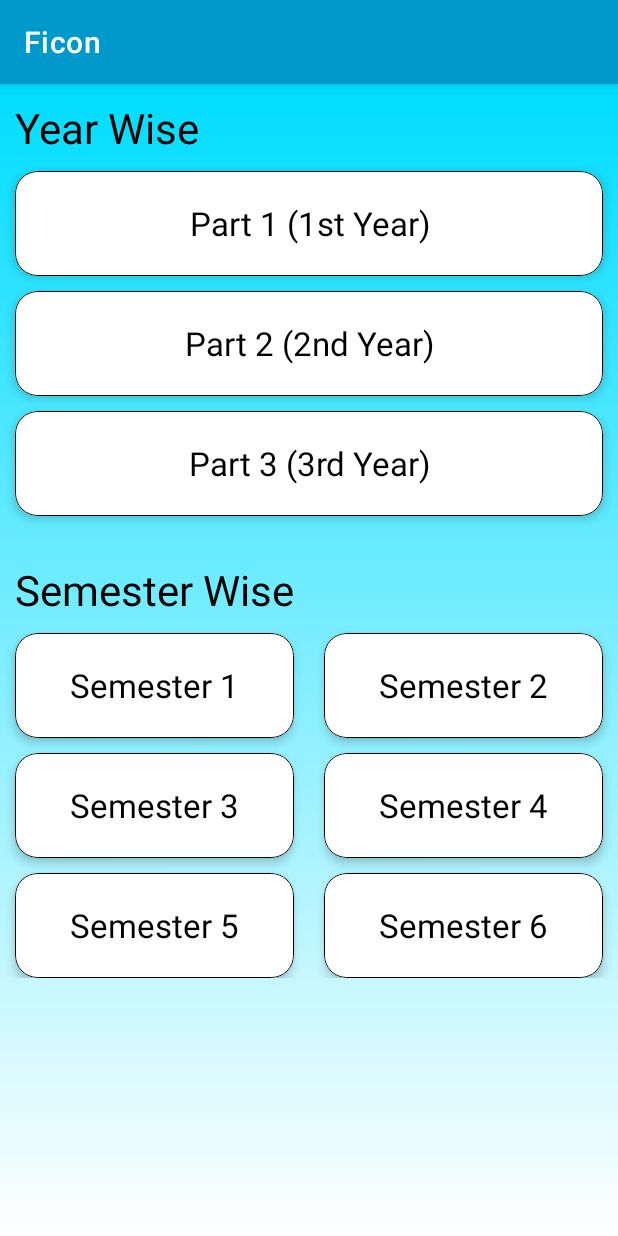
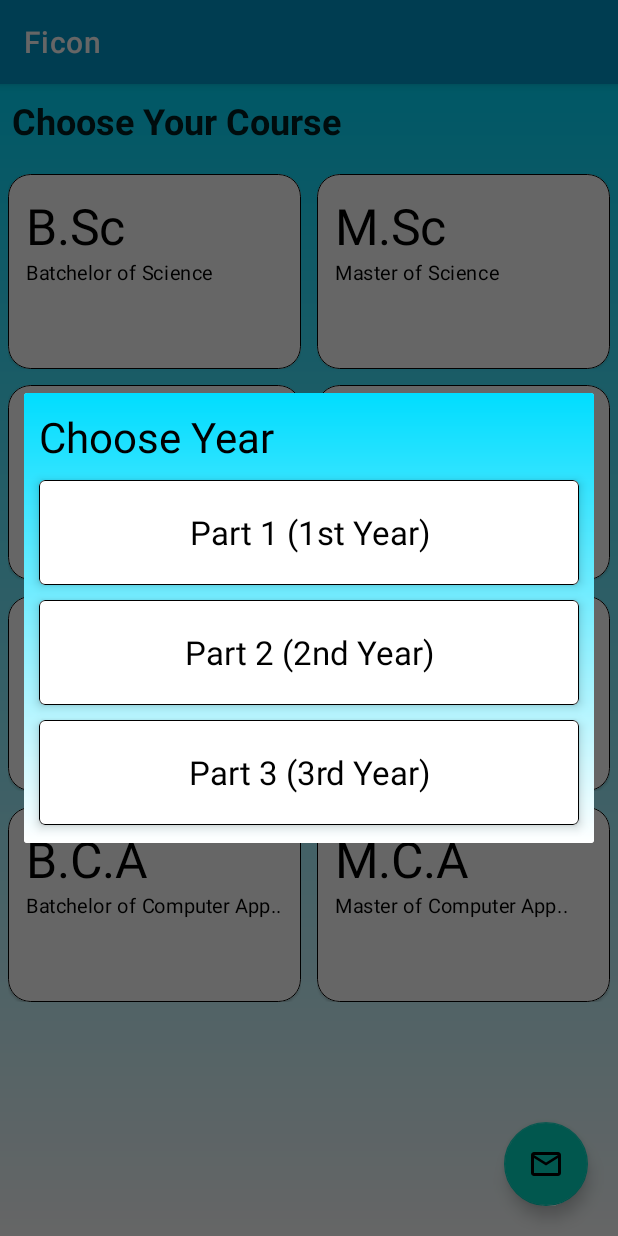
Before and after one commit to vashuguptasd/Ficon, an Android app: the screen it shows after launch (MainActivity), after a tap on "B.Sc", on a phone screen of 412 x 824 dp. Run offline under Robolectric (Android 15) with nearby library versions, the phone set to English and light mode, and no system bars; our stand-ins replace Firebase (no records; nobody signed in at launch, a user with empty details on screens opened directly), data binding; libraries missing offline, so code that uses them is left out: com.downloader; Roboto replaces fonts that are not available here.

Commit message:
Using dialog fragment instead of Fragment (frag still available)

```diff
--- /dev/null
+++ b/app/src/main/java/com/example/ficon/asking_coarse_fragments/asking_year_dialog/AskingYearDialog.kt
@@ -0,0 +1,82 @@
+package com.example.ficon.asking_coarse_fragments.asking_year_dialog
+
+import android.app.AlertDialog
+import android.app.Dialog
+import android.os.Bundle
+import android.view.View
+import android.widget.Toast
+import androidx.fragment.app.DialogFragment
+import androidx.fragment.app.activityViewModels
+import androidx.navigation.fragment.findNavController
+import com.example.ficon.R
+import com.example.ficon.asking_coarse_fragments.viewmodel.SharedViewModel
+import com.example.ficon.databinding.DialogBoxLayoutBinding
+import com.example.ficon.databinding.FragmentAskingYearBinding
+
+class AskingYearDialog : DialogFragment() {
+    private lateinit var binding : FragmentAskingYearBinding
+    private val viewModel: SharedViewModel by activityViewModels()
+
+    override fun onCreateDialog(savedInstanceState: Bundle?): Dialog {
+        return activity?.let { fragmentActivity ->
+            val builder = AlertDialog.Builder(fragmentActivity)
+            // Get the layout inflater
+            val inflater = requireActivity().layoutInflater;
+            binding = FragmentAskingYearBinding.inflate(layoutInflater)
+
+            val views = listOf(
+
+                    binding.partOneTextView,
+                    binding.partTwoTextView,
+                    binding.partThreeTextView,
+                    binding.sem1TextView,
+                    binding.sem2TextView,
+                    binding.sem3TextView,
+                    binding.sem4TextView,
+                    binding.sem5TextView,
+                    binding.sem6TextView
+            )
+
+            views.forEach {
+                val text = it.text
+                it.setOnClickListener {
+                    viewModel.updateYear(text.toString())
+                    findNavController().navigate(R.id.action_askingCoarseFragment_to_subjectFragment)
+                    Toast.makeText(activity,text.toString(), Toast.LENGTH_SHORT).show()
+
+                }
+            }
+
+
+            // hiding sem in Batchelor and Part in Masters subject
+            val coarse = viewModel.mCoarseSelected
+            if (coarse=="B.Sc"||coarse=="B.A"||coarse=="B.Com"||coarse=="B.C.A"){
+                hideSemester()
+            }else{
+                hideParts()
+            }
+
+
+            builder.setView(binding.root)
+            builder.create()
+        } ?: throw IllegalStateException("Activity cannot be null")
+    }
+
+
+    private fun hideParts() {
+        binding.cardView.visibility = View.GONE
+        binding.cardView2.visibility = View.GONE
+        binding.cardView3.visibility = View.GONE
+        binding.textView.visibility = View.GONE
+    }
+
+    private fun hideSemester() {
+        binding.textView3.visibility = View.GONE
+        binding.cardView4.visibility = View.GONE
+        binding.cardView5.visibility = View.GONE
+        binding.cardView6.visibility = View.GONE
+        binding.cardView7.visibility = View.GONE
+        binding.cardView8.visibility = View.GONE
+        binding.cardView9.visibility = View.GONE
+    }
+}
--- a/app/src/main/java/com/example/ficon/asking_coarse_fragments/coarse_fragment/AskingCoarseFragment.kt
+++ b/app/src/main/java/com/example/ficon/asking_coarse_fragments/coarse_fragment/AskingCoarseFragment.kt
@@ -1,6 +1,8 @@
 package com.example.ficon.asking_coarse_fragments.coarse_fragment
 
 import android.app.Application
+import android.content.Intent
+import android.net.Uri
 import android.os.Bundle
 import android.view.LayoutInflater
 import android.view.View
@@ -14,14 +16,16 @@ import com.example.ficon.R
 import com.example.ficon.asking_coarse_fragments.adapter_and_dataClass.ClickListener
 import com.example.ficon.asking_coarse_fragments.adapter_and_dataClass.CoarseDataClass
 import com.example.ficon.asking_coarse_fragments.adapter_and_dataClass.CoarseFragmentRecyclerViewAdapter
+import com.example.ficon.asking_coarse_fragments.asking_year_dialog.AskingYearDialog
+import com.example.ficon.asking_coarse_fragments.dialog_box.DialogBox
 import com.example.ficon.asking_coarse_fragments.viewmodel.SharedViewModel
 import com.example.ficon.databinding.FragmentAskingCoarseBinding
 
 class AskingCoarseFragment : Fragment() {
 
-    private val viewModel : SharedViewModel by activityViewModels()
+    private val viewModel: SharedViewModel by activityViewModels()
 
-    private lateinit var binding : FragmentAskingCoarseBinding
+    private lateinit var binding: FragmentAskingCoarseBinding
     override fun onCreateView(
             inflater: LayoutInflater, container: ViewGroup?,
             savedInstanceState: Bundle?
@@ -37,10 +41,13 @@ class AskingCoarseFragment : Fragment() {
 
     private fun FragmentAskingCoarseBinding.setUpRecyclerView(application: Application?): View {
         val recyclerView = chooseCoarseRecyclerView
-        val adapter = CoarseFragmentRecyclerViewAdapter(33,13, ClickListener {
+        val adapter = CoarseFragmentRecyclerViewAdapter(33, 13, ClickListener {
             viewModel.updateCoarse(it)
-            Toast.makeText(activity,it,Toast.LENGTH_SHORT).show()
-            findNavController().navigate(R.id.action_askingCoarseFragment_to_askingYearFragment)
+            Toast.makeText(activity, it, Toast.LENGTH_SHORT).show()
+//            findNavController().navigate(R.id.action_askingCoarseFragment_to_askingYearFragment)
+            val dialogBox = AskingYearDialog()
+            dialogBox.show(childFragmentManager,"dialog")
+
         })
 
         recyclerView.adapter = adapter
@@ -53,66 +60,32 @@ class AskingCoarseFragment : Fragment() {
                         CoarseDataClass("B.Com", "Batchelor of Commerce"),
                         CoarseDataClass("M.Com", "Master of Commerce"),
                         CoarseDataClass("B.C.A", "Batchelor of Computer App.."),
-                CoarseDataClass("M.C.A", "Master of Computer App.."),
-                CoarseDataClass("B.Tech", "Bachelor of Technology"),
-                CoarseDataClass("M.Tech", "Master of Technology"),
-                CoarseDataClass("BBA", "Bachelors of Business Admin.."),
-                CoarseDataClass("MBA", "Master of Business Admin.."),
-                CoarseDataClass("LLB", "Bachelor of Laws"),
-                CoarseDataClass("LLM", "Master of Laws"),
-                CoarseDataClass("B.Pharma", "Bachelor of Pharmacy"),
-                CoarseDataClass("M.Pharma", "Master of Pharmacy"),
-                CoarseDataClass("D.Pharma", "Diploma in Pharmacy"),
-                CoarseDataClass("B.ED", "Bachelor in Education"),
-                CoarseDataClass("BE", "Bachelor of Engineering"),
-                CoarseDataClass("ME", "Master of Engineering"),
-                CoarseDataClass("BSW ", "Bachelor of Social Work."),
-                CoarseDataClass("MSW", "Master of Social Work "),
-                CoarseDataClass("BPE", "Bachelor in Physical Edu.."),
-                CoarseDataClass("MPE", "Master in Physical Edu.."),
-                CoarseDataClass("BA-LLB", "Bachelor of Legislative Law"),
-                CoarseDataClass("BHSC", "Bachelor of Health Science."),
-                CoarseDataClass("BPED", "Master of Physical Education"),
-                CoarseDataClass("BVOC", "Bachelor of Vocation"),
-                CoarseDataClass("DIPLOMA", "Development and Improvement  "),
-                CoarseDataClass("MED", " Masters in Education"),
-                CoarseDataClass("MPED", "Master of Physical Education"),
-                CoarseDataClass("MPHIL", "Master of Philosophy"),
-                CoarseDataClass("SHASTRI", "Shastri"),
-                CoarseDataClass("ACHARYA", "Aacharya"),
+                        CoarseDataClass("M.C.A", "Master of Computer App..")
+
 
                 )
         )
-        recyclerView.layoutManager = GridLayoutManager(application,2)
+        recyclerView.layoutManager = GridLayoutManager(application, 2)
         lifecycleOwner = lifecycleOwner
 
-
+        // setting up floating action button
+        binding.floatingActionButton.setOnClickListener {
+            sendEmailIntent()
+        }
         return binding.root
     }
 
 
-
-
-
-
-
-
-
-
-
-
-
-
-
-//    private fun sendEmailIntent() {
-//        val emailIntent = Intent(
-//            Intent.ACTION_SENDTO, Uri.fromParts(
-//                "mailto", "ficonsupport@gmail.com", null
-//            )
-//        )
-//        emailIntent.putExtra(Intent.EXTRA_SUBJECT, "add my course ")
-//        emailIntent.putExtra(Intent.EXTRA_TEXT, "add my coarse")
-//        startActivity(Intent.createChooser(emailIntent, "Send email..."))
-//    }
+    // send email intent
+    private fun sendEmailIntent() {
+        val emailIntent = Intent(
+                Intent.ACTION_SENDTO, Uri.fromParts(
+                "mailto", "ficonsupport@gmail.com", null
+        )
+        )
+        emailIntent.putExtra(Intent.EXTRA_SUBJECT, "add my course ")
+        emailIntent.putExtra(Intent.EXTRA_TEXT, "add my coarse")
+        startActivity(Intent.createChooser(emailIntent, "Send email..."))
+    }
 
 }
--- a/app/src/main/res/layout/fragment_asking_coarse.xml
+++ b/app/src/main/res/layout/fragment_asking_coarse.xml
@@ -3,9 +3,6 @@
     xmlns:app="http://schemas.android.com/apk/res-auto"
     xmlns:tools="http://schemas.android.com/tools">
 
-    <data>
-
-    </data>
 
     <androidx.constraintlayout.widget.ConstraintLayout
         android:layout_marginTop="20dp"
@@ -40,6 +37,18 @@
             app:layout_constraintStart_toStartOf="parent"
             app:layout_constraintTop_toBottomOf="@+id/textView2" />
 
+        <com.google.android.material.floatingactionbutton.FloatingActionButton
+            android:id="@+id/floatingActionButton"
+            android:layout_width="wrap_content"
+            android:layout_height="wrap_content"
+            android:clickable="true"
+            app:srcCompat="@drawable/ic_baseline_mail_outline_24"
+            app:layout_constraintBottom_toBottomOf="parent"
+            app:layout_constraintRight_toRightOf="parent"
+            android:layout_marginBottom="20dp"
+            android:layout_marginEnd="20dp"
+            android:focusable="true"
+            android:contentDescription="@string/fab" />
 
 
     </androidx.constraintlayout.widget.ConstraintLayout>
--- a/app/src/main/res/layout/fragment_asking_year.xml
+++ b/app/src/main/res/layout/fragment_asking_year.xml
@@ -3,12 +3,9 @@
     xmlns:app="http://schemas.android.com/apk/res-auto"
     xmlns:tools="http://schemas.android.com/tools">
 
-    <ScrollView
-        android:layout_width="match_parent"
-        android:layout_height="match_parent"
-        android:background="@drawable/gradiant">
 
             <androidx.constraintlayout.widget.ConstraintLayout
+                android:background="@drawable/gradiant"
                 android:layout_width="match_parent"
                 android:layout_height="match_parent">
 
@@ -19,7 +16,7 @@
                     style="@style/TextAppearance.Material3.HeadlineMedium"
                     android:layout_width="wrap_content"
                     android:layout_height="wrap_content"
-                    android:text="@string/year_wise"
+                    android:text="@string/choose_year"
                     app:layout_constraintStart_toStartOf="parent"
                     app:layout_constraintTop_toTopOf="parent" />
 
@@ -75,7 +72,7 @@
                     android:id="@+id/textView3"
                     android:layout_width="wrap_content"
                     android:layout_height="wrap_content"
-                    android:text="@string/semester_wise"
+                    android:text="@string/choose_semester"
                     android:textColor="@color/black"
                     style="@style/TextAppearance.Material3.HeadlineMedium"
                     app:layout_constraintStart_toStartOf="parent"
@@ -179,10 +176,14 @@
                         android:text="Semester 5"/>
                 </com.google.android.material.card.MaterialCardView>
 
+                <View
+                    android:layout_width="match_parent"
+                    android:layout_height="12dp"
+                    app:layout_constraintTop_toBottomOf="@+id/cardView9"
+                    app:layout_constraintBottom_toBottomOf="parent"
+                    />
+
             </androidx.constraintlayout.widget.ConstraintLayout>
 
 
-    </ScrollView>
-
-
 </layout>
--- a/app/src/main/res/navigation/navigation.xml
+++ b/app/src/main/res/navigation/navigation.xml
@@ -12,28 +12,17 @@
         android:label="fragment_asking_coarse"
         tools:layout="@layout/fragment_asking_coarse" >
         <action
-            android:id="@+id/action_askingCoarseFragment_to_askingYearFragment"
-            app:destination="@id/askingYearFragment"
-            app:enterAnim="@anim/from_right"
-            app:exitAnim="@anim/to_left"
-            app:popEnterAnim="@anim/from_left"
-            app:popExitAnim="@anim/to_right" />
-    </fragment>
-    <fragment
-        android:id="@+id/askingYearFragment"
-        android:name="com.example.ficon.asking_coarse_fragments.year_fragment.AskingYearFragment"
-        android:label="fragment_asking_year"
-        tools:layout="@layout/fragment_asking_year" >
-        <argument
-            android:name="main_coarse"
-            app:argType="string" />
+            android:id="@+id/action_askingCoarseFragment_to_subjectFragment"
+            app:destination="@id/subjectFragment" />
         <action
-            android:id="@+id/action_askingYearFragment_to_subjectFragment"
-            app:destination="@id/subjectFragment"
-            app:enterAnim="@anim/from_right"
-            app:exitAnim="@anim/to_left"
-            app:popEnterAnim="@anim/from_left"
-            app:popExitAnim="@anim/to_right" />
+            android:id="@+id/action_askingCoarseFragment_to_subjectFragment2"
+            app:destination="@id/subjectFragment" />
+        <action
+            android:id="@+id/action_askingCoarseFragment_to_subjectFragment3"
+            app:destination="@id/subjectFragment" />
+        <action
+            android:id="@+id/action_askingCoarseFragment_to_subjectFragment4"
+            app:destination="@id/subjectFragment" />
     </fragment>
     <fragment
         android:id="@+id/subjectFragment"
--- a/app/src/main/res/values/strings.xml
+++ b/app/src/main/res/values/strings.xml
@@ -17,4 +17,7 @@
     <string name="notes">Notes</string>
     <string name="books">Books</string>
     <string name="pyq">PYQ</string>
+    <string name="fab">fab</string>
+    <string name="choose_year">Choose Year</string>
+    <string name="choose_semester">Choose Semester</string>
 </resources>
--- a/app/src/main/res/values/styles.xml
+++ b/app/src/main/res/values/styles.xml
@@ -14,7 +14,7 @@
         <item name="cardBackgroundColor">@color/white</item>
        <item name="strokeWidth">0.8dp</item>
         <item name="strokeColor">@color/black</item>
-        <item name="cardCornerRadius">15dp</item>
+<!--        <item name="cardCornerRadius">15dp</item>-->
         <item name="cardElevation">4dp</item>
         <item name="android:layout_height">70dp</item>
         <item name="android:layout_margin">10dp</item>
```
Also changed, not shown: app/src/main/java/com/example/ficon/asking_coarse_fragments/viewmodel/SharedViewModel.kt (+26 -26 lines), app/src/main/java/com/example/ficon/asking_coarse_fragments/year_fragment/AskingYearFragment.kt (+26 -1 lines). Lines whose indentation alone changed are shown as unchanged.
